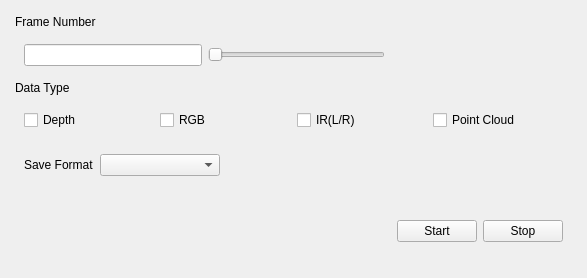
Revopoint/3DViewer, file src/csviewer/capturesetting.ui: the form before one commit.
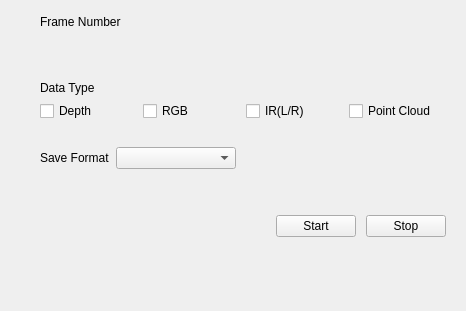
The form after the commit. Custom widgets are drawn as their Qt base class.

The edit to the form file:
```diff
--- a/src/csviewer/capturesetting.ui
+++ b/src/csviewer/capturesetting.ui
@@ -6,8 +6,8 @@
    <rect>
     <x>0</x>
     <y>0</y>
-    <width>587</width>
-    <height>278</height>
+    <width>466</width>
+    <height>311</height>
    </rect>
   </property>
   <property name="windowTitle">
@@ -15,13 +15,13 @@
   </property>
   <layout class="QVBoxLayout" name="verticalLayout">
    <property name="leftMargin">
-    <number>15</number>
+    <number>40</number>
    </property>
    <property name="topMargin">
     <number>15</number>
    </property>
    <property name="rightMargin">
-    <number>15</number>
+    <number>20</number>
    </property>
    <property name="bottomMargin">
     <number>15</number>
@@ -36,16 +36,25 @@
    <item>
     <widget class="QWidget" name="widget" native="true">
      <layout class="QHBoxLayout" name="horizontalLayout">
+      <property name="leftMargin">
+       <number>0</number>
+      </property>
+      <property name="topMargin">
+       <number>0</number>
+      </property>
+      <property name="rightMargin">
+       <number>0</number>
+      </property>
+      <property name="bottomMargin">
+       <number>20</number>
+      </property>
       <item>
-       <widget class="QLineEdit" name="frameNumberLineEdit"/>
-      </item>
-      <item>
-       <widget class="QSlider" name="frameNumberSlider">
-        <property name="focusPolicy">
-         <enum>Qt::NoFocus</enum>
-        </property>
-        <property name="orientation">
-         <enum>Qt::Horizontal</enum>
+       <widget class="CSSlider" name="frameNumberSlider" native="true">
+        <property name="sizePolicy">
+         <sizepolicy hsizetype="MinimumExpanding" vsizetype="Preferred">
+          <horstretch>0</horstretch>
+          <verstretch>0</verstretch>
+         </sizepolicy>
         </property>
        </widget>
       </item>
@@ -54,6 +63,9 @@
         <property name="orientation">
          <enum>Qt::Horizontal</enum>
         </property>
+        <property name="sizeType">
+         <enum>QSizePolicy::Preferred</enum>
+        </property>
         <property name="sizeHint" stdset="0">
          <size>
           <width>40</width>
@@ -75,6 +87,18 @@
    <item>
     <widget class="QWidget" name="widget_2" native="true">
      <layout class="QHBoxLayout" name="horizontalLayout_2">
+      <property name="leftMargin">
+       <number>0</number>
+      </property>
+      <property name="topMargin">
+       <number>0</number>
+      </property>
+      <property name="rightMargin">
+       <number>0</number>
+      </property>
+      <property name="bottomMargin">
+       <number>20</number>
+      </property>
       <item>
        <widget class="QCheckBox" name="depthCheckBox">
         <property name="focusPolicy">
@@ -121,6 +145,18 @@
    <item>
     <widget class="QWidget" name="widget_3" native="true">
      <layout class="QHBoxLayout" name="horizontalLayout_3">
+      <property name="leftMargin">
+       <number>0</number>
+      </property>
+      <property name="topMargin">
+       <number>0</number>
+      </property>
+      <property name="rightMargin">
+       <number>0</number>
+      </property>
+      <property name="bottomMargin">
+       <number>20</number>
+      </property>
       <item>
        <widget class="QLabel" name="label_3">
         <property name="text">
@@ -170,6 +206,21 @@
    <item>
     <widget class="QWidget" name="widget_4" native="true">
      <layout class="QHBoxLayout" name="horizontalLayout_4">
+      <property name="spacing">
+       <number>10</number>
+      </property>
+      <property name="leftMargin">
+       <number>0</number>
+      </property>
+      <property name="topMargin">
+       <number>0</number>
+      </property>
+      <property name="rightMargin">
+       <number>0</number>
+      </property>
+      <property name="bottomMargin">
+       <number>0</number>
+      </property>
       <item>
        <spacer name="horizontalSpacer">
         <property name="orientation">
@@ -221,6 +272,14 @@
    </item>
   </layout>
  </widget>
+ <customwidgets>
+  <customwidget>
+   <class>CSSlider</class>
+   <extends>QWidget</extends>
+   <header>csslider.h</header>
+   <container>1</container>
+  </customwidget>
+ </customwidgets>
  <tabstops>
   <tabstop>frameNumberLineEdit</tabstop>
   <tabstop>frameNumberSlider</tabstop>
```
Left out of the diff: 2 changed lines with no effect on the pictures.
